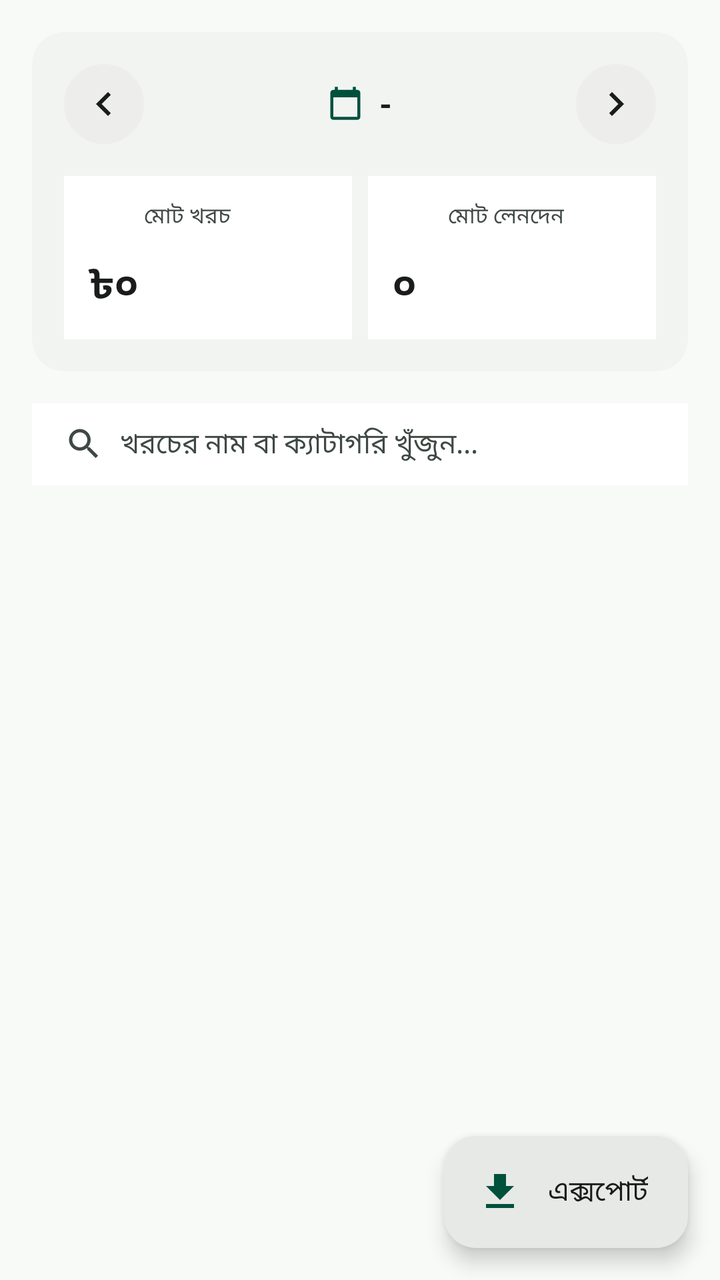
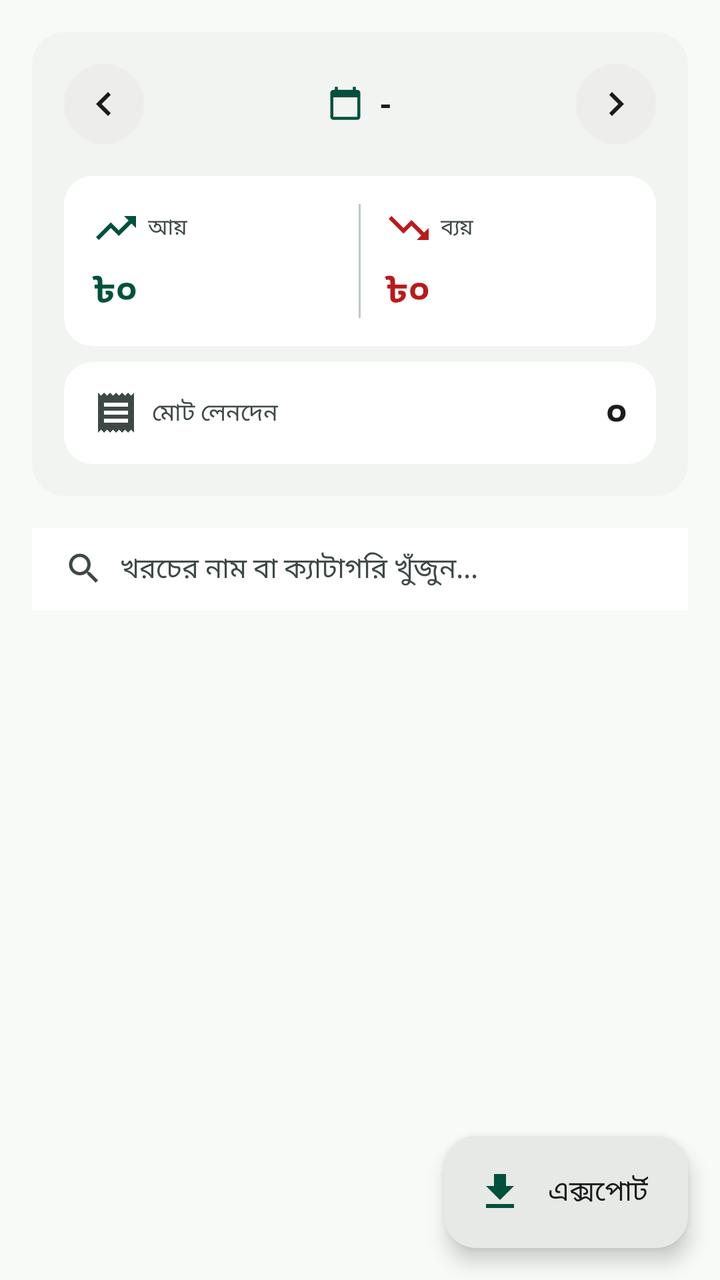

The first picture is an Android layout as it rendered before a commit; the second is the same layout after the commit. The layout source and the unified diff follow.
<!-- AndroidManifest.xml: application theme Theme.SpendTrack -->
<!-- res/layout/fragment_history.xml -->
<?xml version="1.0" encoding="utf-8"?>
<androidx.coordinatorlayout.widget.CoordinatorLayout
    xmlns:android="http://schemas.android.com/apk/res/android"
    xmlns:app="http://schemas.android.com/apk/res-auto"
    android:layout_width="match_parent"
    android:layout_height="match_parent">

    <androidx.core.widget.NestedScrollView
        android:layout_width="match_parent"
        android:layout_height="match_parent"
        android:paddingBottom="80dp">

        <LinearLayout
            android:layout_width="match_parent"
            android:layout_height="wrap_content"
            android:orientation="vertical"
            android:padding="16dp">

            
            <androidx.cardview.widget.CardView
                android:layout_width="match_parent"
                android:layout_height="wrap_content"
                app:cardBackgroundColor="@color/surface_container_low"
                app:cardCornerRadius="16dp"
                app:cardElevation="0dp">

                <LinearLayout
                    android:layout_width="match_parent"
                    android:layout_height="wrap_content"
                    android:orientation="vertical"
                    android:padding="16dp">

                    <LinearLayout
                        android:layout_width="match_parent"
                        android:layout_height="wrap_content"
                        android:gravity="center_vertical"
                        android:orientation="horizontal">

                        <ImageView
                            android:id="@+id/btn_prev_month"
                            android:layout_width="40dp"
                            android:layout_height="40dp"
                            android:background="@drawable/bg_circle_surface_container"
                            android:clickable="true"
                            android:focusable="true"
                            android:padding="8dp"
                            android:src="@drawable/ic_chevron_left"
                            app:tint="@color/on_surface" />

                        <LinearLayout
                            android:layout_width="0dp"
                            android:layout_height="wrap_content"
                            android:layout_weight="1"
                            android:gravity="center"
                            android:orientation="horizontal">

                            <ImageView
                                android:layout_width="18dp"
                                android:layout_height="18dp"
                                android:src="@drawable/ic_calendar_today"
                                app:tint="@color/primary" />

                            <TextView
                                android:id="@+id/tv_current_month"
                                android:layout_width="wrap_content"
                                android:layout_height="wrap_content"
                                android:layout_marginStart="8dp"
                                android:text="-"
                                android:textColor="@color/on_surface"
                                android:textSize="16sp"
                                android:textStyle="bold" />
                        </LinearLayout>

                        <ImageView
                            android:id="@+id/btn_next_month"
                            android:layout_width="40dp"
                            android:layout_height="40dp"
                            android:background="@drawable/bg_circle_surface_container"
                            android:clickable="true"
                            android:focusable="true"
                            android:padding="8dp"
                            android:src="@drawable/ic_chevron_right"
                            app:tint="@color/on_surface" />
                    </LinearLayout>

                    <LinearLayout
                        android:layout_width="match_parent"
                        android:layout_height="wrap_content"
                        android:layout_marginTop="16dp"
                        android:orientation="horizontal">

                        <LinearLayout
                            android:layout_width="0dp"
                            android:layout_height="wrap_content"
                            android:layout_weight="1"
                            android:layout_marginEnd="4dp"
                            android:background="@color/surface_container_lowest"
                            android:orientation="vertical"
                            android:padding="12dp">

                            <TextView
                                android:layout_width="wrap_content"
                                android:layout_height="wrap_content"
                                android:drawableStart="@drawable/ic_payments"
                                android:drawablePadding="4dp"
                                android:text="@string/total_expense"
                                android:textColor="@color/on_surface_variant"
                                android:textSize="11sp" />

                            <TextView
                                android:id="@+id/tv_total_expense"
                                android:layout_width="wrap_content"
                                android:layout_height="wrap_content"
                                android:layout_marginTop="4dp"
                                android:text="৳০"
                                android:textColor="@color/on_surface"
                                android:textSize="20sp"
                                android:textStyle="bold" />
                        </LinearLayout>

                        <LinearLayout
                            android:layout_width="0dp"
                            android:layout_height="wrap_content"
                            android:layout_weight="1"
                            android:layout_marginStart="4dp"
                            android:background="@color/surface_container_lowest"
                            android:orientation="vertical"
                            android:padding="12dp">

                            <TextView
                                android:layout_width="wrap_content"
                                android:layout_height="wrap_content"
                                android:drawableStart="@drawable/ic_receipt"
                                android:drawablePadding="4dp"
                                android:text="@string/total_transactions"
                                android:textColor="@color/on_surface_variant"
                                android:textSize="11sp" />

                            <TextView
                                android:id="@+id/tv_total_transactions"
                                android:layout_width="wrap_content"
                                android:layout_height="wrap_content"
                                android:layout_marginTop="4dp"
                                android:text="০"
                                android:textColor="@color/on_surface"
                                android:textSize="20sp"
                                android:textStyle="bold" />
                        </LinearLayout>
                    </LinearLayout>
                </LinearLayout>
            </androidx.cardview.widget.CardView>

            
            <LinearLayout
                android:layout_width="match_parent"
                android:layout_height="wrap_content"
                android:layout_marginTop="16dp"
                android:background="@color/surface_container_lowest"
                android:gravity="center_vertical"
                android:orientation="horizontal"
                android:paddingHorizontal="16dp"
                android:paddingVertical="10dp">

                <ImageView
                    android:layout_width="20dp"
                    android:layout_height="20dp"
                    android:src="@drawable/ic_search"
                    app:tint="@color/on_surface_variant" />

                <EditText
                    android:id="@+id/et_search"
                    android:layout_width="0dp"
                    android:layout_height="wrap_content"
                    android:layout_weight="1"
                    android:layout_marginStart="8dp"
                    android:background="@null"
                    android:hint="@string/search_hint"
                    android:imeOptions="actionSearch"
                    android:inputType="text"
                    android:textColor="@color/on_surface"
                    android:textColorHint="@color/on_surface_variant"
                    android:textSize="14sp" />
            </LinearLayout>

            
            <HorizontalScrollView
                android:layout_width="match_parent"
                android:layout_height="wrap_content"
                android:layout_marginTop="12dp"
                android:scrollbars="none">

                <com.google.android.material.chip.ChipGroup
                    android:id="@+id/cg_filters"
                    android:layout_width="wrap_content"
                    android:layout_height="wrap_content"
                    app:singleSelection="true"
                    app:selectionRequired="true" />
            </HorizontalScrollView>

            
            <androidx.recyclerview.widget.RecyclerView
                android:id="@+id/rv_transactions"
                android:layout_width="match_parent"
                android:layout_height="wrap_content"
                android:layout_marginTop="16dp"
                android:nestedScrollingEnabled="false" />

            
            <LinearLayout
                android:id="@+id/ll_empty_state"
                android:layout_width="match_parent"
                android:layout_height="wrap_content"
                android:gravity="center"
                android:orientation="vertical"
                android:padding="32dp"
                android:visibility="gone">

                <ImageView
                    android:layout_width="64dp"
                    android:layout_height="64dp"
                    android:background="@drawable/bg_circle_surface_container_high"
                    android:padding="16dp"
                    android:src="@drawable/ic_manage_search"
                    app:tint="@color/on_surface_variant" />

                <TextView
                    android:layout_width="wrap_content"
                    android:layout_height="wrap_content"
                    android:layout_marginTop="16dp"
                    android:text="@string/no_results"
                    android:textColor="@color/on_surface"
                    android:textSize="16sp"
                    android:textStyle="bold" />

                <TextView
                    android:layout_width="wrap_content"
                    android:layout_height="wrap_content"
                    android:layout_marginTop="8dp"
                    android:gravity="center"
                    android:text="@string/no_results_desc"
                    android:textColor="@color/on_surface_variant"
                    android:textSize="14sp" />
            </LinearLayout>

        </LinearLayout>
    </androidx.core.widget.NestedScrollView>

    
    <com.google.android.material.floatingactionbutton.ExtendedFloatingActionButton
        android:id="@+id/fab_export"
        android:layout_width="wrap_content"
        android:layout_height="wrap_content"
        android:layout_gravity="bottom|end"
        android:layout_margin="16dp"
        android:text="@string/export"
        app:backgroundTint="@color/surface_container_high"
        app:icon="@drawable/ic_download"
        app:iconTint="@color/primary"
        android:textColor="@color/on_surface" />

</androidx.coordinatorlayout.widget.CoordinatorLayout>
<!-- resources referenced by this layout -->
<resources>
  <color name="on_surface">#191C1B</color>
  <color name="on_surface_variant">#3F4944</color>
  <color name="primary">#00513C</color>
  <color name="surface_container_high">#E7E9E6</color>
  <color name="surface_container_low">#F2F4F2</color>
  <color name="surface_container_lowest">#FFFFFF</color>
  <!-- drawable bg_circle_surface_container (drawable) -->
  <?xml version="1.0" encoding="utf-8"?>
  <shape xmlns:android="http://schemas.android.com/apk/res/android"
      android:shape="oval">
      <solid android:color="@color/surface_container" />
  </shape>
  <!-- drawable bg_circle_surface_container_high (drawable) -->
  <?xml version="1.0" encoding="utf-8"?>
  <shape xmlns:android="http://schemas.android.com/apk/res/android"
      android:shape="oval">
      <solid android:color="@color/surface_container_high" />
  </shape>
  <!-- drawable ic_chevron_left (drawable) -->
  <vector xmlns:android="http://schemas.android.com/apk/res/android"
      android:width="24dp"
      android:height="24dp"
      android:viewportWidth="24"
      android:viewportHeight="24">
      <path
          android:fillColor="@android:color/white"
          android:pathData="M15.41,7.41L14,6l-6,6 6,6 1.41,-1.41L10.83,12z"/>
  </vector>
  <!-- drawable ic_download (drawable) -->
  <vector xmlns:android="http://schemas.android.com/apk/res/android"
      android:width="24dp"
      android:height="24dp"
      android:viewportWidth="24"
      android:viewportHeight="24">
      <path
          android:fillColor="@android:color/white"
          android:pathData="M19,9h-4V3H9v6H5l7,7 7,-7zM5,18v2h14v-2H5z"/>
  </vector>
  <!-- drawable ic_payments (drawable) -->
  <vector xmlns:android="http://schemas.android.com/apk/res/android"
      android:width="24dp"
      android:height="24dp"
      android:viewportWidth="24"
      android:viewportHeight="24">
      <path
          android:fillColor="@android:color/white"
          android:pathData="M19,14V6c0,-1.1 -0.9,-2 -2,-2H3C1.9,4 1,4.9 1,6v8c0,1.1 0.9,2 2,2h14c1.1,0 2,-0.9 2,-2zM17,14H3V6h14v8zM23,7v11c0,1.1 -0.9,2 -2,2H4v-2h17V7h2z"/>
  </vector>
  <string name="export">এক্সপোর্ট</string>
  <string name="no_results">কোন খরচের তথ্য পাওয়া যায়নি</string>
  <string name="no_results_desc">অন্য কোনো নাম, ক্যাটাগরি বা ফিল্টার দিয়ে আবার অনুসন্ধান করে দেখুন।</string>
  <string name="search_hint">খরচের নাম বা ক্যাটাগরি খুঁজুন...</string>
  <string name="total_expense">মোট খরচ</string>
  <string name="total_transactions">মোট লেনদেন</string>
  <color name="surface_container">#EDEEEC</color>
  <color name="on_primary">#FFFFFF</color>
  <color name="primary_container">#006C50</color>
  <color name="on_primary_container">#94EAC7</color>
  <color name="secondary">#006877</color>
  <color name="on_secondary">#FFFFFF</color>
  <color name="secondary_container">#9FECFD</color>
  <color name="on_secondary_container">#0D6C7B</color>
  <color name="tertiary">#284E41</color>
  <color name="on_tertiary">#FFFFFF</color>
  <color name="tertiary_container">#406658</color>
  <color name="on_tertiary_container">#B8E2D0</color>
  <color name="error">#BA1A1A</color>
  <color name="on_error">#FFFFFF</color>
  <color name="error_container">#FFDAD6</color>
  <color name="on_error_container">#93000A</color>
  <color name="surface">#F8FAF7</color>
  <color name="surface_variant">#E1E3E1</color>
  <color name="outline">#6F7A73</color>
  <color name="outline_variant">#BEC9C2</color>
  <color name="surface_container_highest">#E1E3E1</color>
  <color name="inverse_surface">#2E3130</color>
  <color name="inverse_on_surface">#F0F1EF</color>
  <!-- unchanged entries left out for length: 6 -->
</resources>

<!-- the commit's change to res/layout/fragment_history.xml (unified diff, before → after) -->
@@ -5,10 +5,12 @@
     android:layout_width="match_parent"
     android:layout_height="match_parent">
 
+    
+
     <androidx.core.widget.NestedScrollView
         android:layout_width="match_parent"
         android:layout_height="match_parent"
-        android:paddingBottom="80dp">
+       >
 
         <LinearLayout
             android:layout_width="match_parent"
@@ -30,6 +32,7 @@
                     android:orientation="vertical"
                     android:padding="16dp">
 
+                    
                     <LinearLayout
                         android:layout_width="match_parent"
                         android:layout_height="wrap_content"
@@ -83,69 +86,142 @@
                             app:tint="@color/on_surface" />
                     </LinearLayout>
 
+                    
                     <LinearLayout
                         android:layout_width="match_parent"
                         android:layout_height="wrap_content"
                         android:layout_marginTop="16dp"
-                        android:orientation="horizontal">
-
-                        <LinearLayout
-                            android:layout_width="0dp"
+                        android:orientation="vertical">
+
+                        
+                        <com.google.android.material.card.MaterialCardView
+                            android:layout_width="match_parent"
                             android:layout_height="wrap_content"
-                            android:layout_weight="1"
-                            android:layout_marginEnd="4dp"
-                            android:background="@color/surface_container_lowest"
-                            android:orientation="vertical"
-                            android:padding="12dp">
-
-                            <TextView
-                                android:layout_width="wrap_content"
+                            android:clickable="true"
+                            android:focusable="true"
+                            app:cardBackgroundColor="@color/surface_container_lowest"
+                            app:cardCornerRadius="14dp"
+                            app:cardElevation="0dp"
+                            app:rippleColor="@color/on_surface"
+                            app:strokeWidth="0dp">
+
+                            <LinearLayout
+                                android:layout_width="match_parent"
                                 android:layout_height="wrap_content"
-                                android:drawableStart="@drawable/ic_payments"
-                                android:drawablePadding="4dp"
-                                android:text="@string/total_expense"
-                                android:textColor="@color/on_surface_variant"
-                                android:textSize="11sp" />
-
-                            <TextView
-                                android:id="@+id/tv_total_expense"
-                                android:layout_width="wrap_content"
+                                android:orientation="horizontal"
+                                android:padding="14dp">
+
+                                
+                                <LinearLayout
+                                    android:layout_width="0dp"
+                                    android:layout_height="wrap_content"
+                                    android:layout_weight="1"
+                                    android:orientation="vertical">
+
+                                    <TextView
+                                        android:layout_width="wrap_content"
+                                        android:layout_height="wrap_content"
+                                        android:drawableStart="@drawable/ic_trending_up"
+                                        android:drawablePadding="4dp"
+                                        android:drawableTint="@color/primary"
+                                        android:gravity="center_vertical"
+                                        android:text="আয়"
+                                        android:textColor="@color/on_surface_variant"
+                                        android:textSize="11sp" />
+
+                                    <TextView
+                                        android:id="@+id/tv_total_income"
+                                        android:layout_width="wrap_content"
+                                        android:layout_height="wrap_content"
+                                        android:layout_marginTop="6dp"
+                                        android:text="৳০"
+                                        android:textColor="@color/primary"
+                                        android:textSize="18sp"
+                                        android:textStyle="bold" />
+                                </LinearLayout>
+
+                                
+                                <View
+                                    android:layout_width="1dp"
+                                    android:layout_height="match_parent"
+                                    android:layout_marginHorizontal="12dp"
+                                    android:background="@color/outline_variant" />
+
+                                
+                                <LinearLayout
+                                    android:layout_width="0dp"
+                                    android:layout_height="wrap_content"
+                                    android:layout_weight="1"
+                                    android:orientation="vertical">
+
+                                    <TextView
+                                        android:layout_width="wrap_content"
+                                        android:layout_height="wrap_content"
+                                        android:drawableStart="@drawable/ic_trending_down"
+                                        android:drawablePadding="4dp"
+                                        android:drawableTint="@color/error"
+                                        android:gravity="center_vertical"
+                                        android:text="ব্যয়"
+                                        android:textColor="@color/on_surface_variant"
+                                        android:textSize="11sp" />
+
+                                    <TextView
+                                        android:id="@+id/tv_total_expense"
+                                        android:layout_width="wrap_content"
+                                        android:layout_height="wrap_content"
+                                        android:layout_marginTop="6dp"
+                                        android:text="৳০"
+                                        android:textColor="@color/error"
+                                        android:textSize="18sp"
+                                        android:textStyle="bold" />
+                                </LinearLayout>
+                            </LinearLayout>
+                        </com.google.android.material.card.MaterialCardView>
+
+                        
+                        <com.google.android.material.card.MaterialCardView
+                            android:layout_width="match_parent"
+                            android:layout_height="wrap_content"
+                            android:layout_marginTop="8dp"
+                            android:clickable="true"
+                            android:focusable="true"
+                            app:cardBackgroundColor="@color/surface_container_lowest"
+                            app:cardCornerRadius="14dp"
+                            app:cardElevation="0dp"
+                            app:rippleColor="@color/on_surface"
+                            app:strokeWidth="0dp">
+
+                            <LinearLayout
+                                android:layout_width="match_parent"
                                 android:layout_height="wrap_content"
-                                android:layout_marginTop="4dp"
-                                android:text="৳০"
-                                android:textColor="@color/on_surface"
-                                android:textSize="20sp"
-                                android:textStyle="bold" />
-                        </LinearLayout>
-
-                        <LinearLayout
-                            android:layout_width="0dp"
-                            android:layout_height="wrap_content"
-                            android:layout_weight="1"
-                            android:layout_marginStart="4dp"
-                            android:background="@color/surface_container_lowest"
-                            android:orientation="vertical"
-                            android:padding="12dp">
-
-                            <TextView
-                                android:layout_width="wrap_content"
-                                android:layout_height="wrap_content"
-                                android:drawableStart="@drawable/ic_receipt"
-                                android:drawablePadding="4dp"
-                                android:text="@string/total_transactions"
-                                android:textColor="@color/on_surface_variant"
-                                android:textSize="11sp" />
-
-                            <TextView
-                                android:id="@+id/tv_total_transactions"
-                                android:layout_width="wrap_content"
-                                android:layout_height="wrap_content"
-                                android:layout_marginTop="4dp"
-                                android:text="০"
-                                android:textColor="@color/on_surface"
-                                android:textSize="20sp"
-                                android:textStyle="bold" />
-                        </LinearLayout>
+                                android:gravity="center_vertical"
+                                android:orientation="horizontal"
+                                android:paddingHorizontal="14dp"
+                                android:paddingVertical="12dp">
+
+                                <TextView
+                                    android:layout_width="0dp"
+                                    android:layout_height="wrap_content"
+                                    android:layout_weight="1"
+                                    android:drawableStart="@drawable/ic_receipt"
+                                    android:drawablePadding="6dp"
+                                    android:drawableTint="@color/on_surface_variant"
+                                    android:gravity="center_vertical"
+                                    android:text="@string/total_transactions"
+                                    android:textColor="@color/on_surface_variant"
+                                    android:textSize="12sp" />
+
+                                <TextView
+                                    android:id="@+id/tv_total_transactions"
+                                    android:layout_width="wrap_content"
+                                    android:layout_height="wrap_content"
+                                    android:text="০"
+                                    android:textColor="@color/on_surface"
+                                    android:textSize="18sp"
+                                    android:textStyle="bold" />
+                            </LinearLayout>
+                        </com.google.android.material.card.MaterialCardView>
+
                     </LinearLayout>
                 </LinearLayout>
             </androidx.cardview.widget.CardView>
@@ -171,8 +247,8 @@
                     android:id="@+id/et_search"
                     android:layout_width="0dp"
                     android:layout_height="wrap_content"
+                    android:layout_marginStart="8dp"
                     android:layout_weight="1"
-                    android:layout_marginStart="8dp"
                     android:background="@null"
                     android:hint="@string/search_hint"
                     android:imeOptions="actionSearch"
@@ -193,8 +269,8 @@
                     android:id="@+id/cg_filters"
                     android:layout_width="wrap_content"
                     android:layout_height="wrap_content"
-                    app:singleSelection="true"
-                    app:selectionRequired="true" />
+                    app:selectionRequired="true"
+                    app:singleSelection="true" />
             </HorizontalScrollView>
 
             
@@ -245,7 +321,6 @@
         </LinearLayout>
     </androidx.core.widget.NestedScrollView>
 
-    
     <com.google.android.material.floatingactionbutton.ExtendedFloatingActionButton
         android:id="@+id/fab_export"
         android:layout_width="wrap_content"
@@ -253,9 +328,9 @@
         android:layout_gravity="bottom|end"
         android:layout_margin="16dp"
         android:text="@string/export"
+        android:textColor="@color/on_surface"
         app:backgroundTint="@color/surface_container_high"
         app:icon="@drawable/ic_download"
-        app:iconTint="@color/primary"
-        android:textColor="@color/on_surface" />
+        app:iconTint="@color/primary" />
 
 </androidx.coordinatorlayout.widget.CoordinatorLayout>
<!-- resource entries referenced after the edit -->
@@ -38,7 +38,7 @@
           android:fillColor="@android:color/white"
           android:pathData="M19,9h-4V3H9v6H5l7,7 7,-7zM5,18v2h14v-2H5z"/>
   </vector>
-  <!-- drawable ic_payments (drawable) -->
+  <!-- drawable ic_trending_down (drawable) -->
   <vector xmlns:android="http://schemas.android.com/apk/res/android"
       android:width="24dp"
       android:height="24dp"
@@ -46,13 +46,20 @@
       android:viewportHeight="24">
       <path
           android:fillColor="@android:color/white"
-          android:pathData="M19,14V6c0,-1.1 -0.9,-2 -2,-2H3C1.9,4 1,4.9 1,6v8c0,1.1 0.9,2 2,2h14c1.1,0 2,-0.9 2,-2zM17,14H3V6h14v8zM23,7v11c0,1.1 -0.9,2 -2,2H4v-2h17V7h2z"/>
+          android:pathData="M16,18l2.29,-2.29 -4.88,-4.88 -4,4L2,7.41 3.41,6l6,6 4,-4 6.3,6.29L22,12v6z"/>
+  </vector>
+  <!-- drawable ic_trending_up (drawable) -->
+  <vector xmlns:android="http://schemas.android.com/apk/res/android"
+      android:width="24dp" android:height="24dp"
+      android:viewportWidth="24" android:viewportHeight="24"
+      android:tint="?attr/colorControlNormal">
+      <path android:fillColor="@android:color/white"
+          android:pathData="M16,6l2.29,2.29l-4.88,4.88l-4,-4L2,16.59L3.41,18l6,-6l4,4l6.3,-6.29L22,12V6z"/>
   </vector>
   <string name="export">এক্সপোর্ট</string>
   <string name="no_results">কোন খরচের তথ্য পাওয়া যায়নি</string>
   <string name="no_results_desc">অন্য কোনো নাম, ক্যাটাগরি বা ফিল্টার দিয়ে আবার অনুসন্ধান করে দেখুন।</string>
   <string name="search_hint">খরচের নাম বা ক্যাটাগরি খুঁজুন...</string>
-  <string name="total_expense">মোট খরচ</string>
   <string name="total_transactions">মোট লেনদেন</string>
   <color name="surface_container">#EDEEEC</color>
   <color name="on_primary">#FFFFFF</color>
